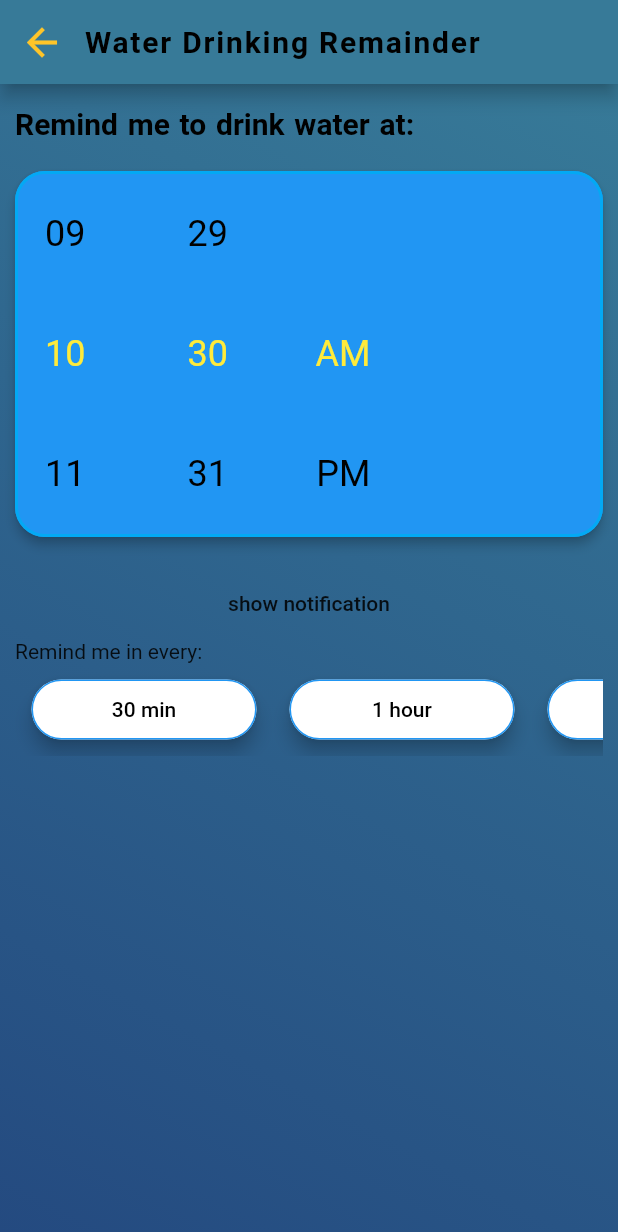
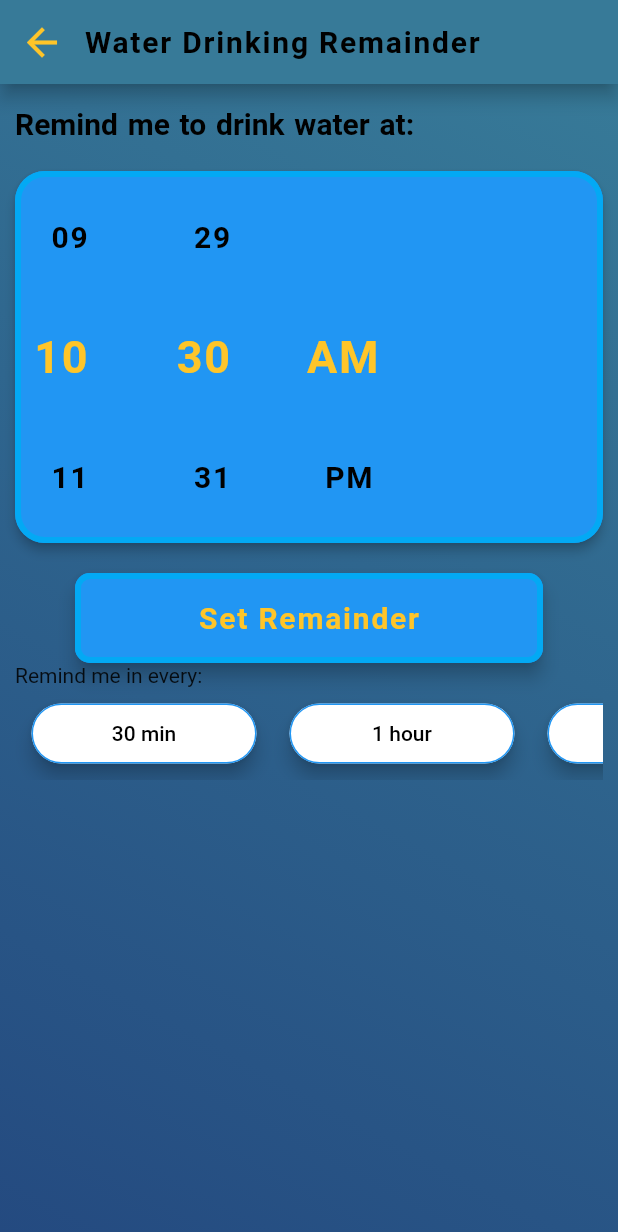
Before and after one commit to AshishAcharya083/NepaliFoodRecipe-Abandoned, a Flutter app: the screen it shows after launch, item 3 of the bottom bar chosen, after a tap on "WATER Drinking Remainder", on a phone screen of 412 x 824 dp. Shown: the top 1232 px of the screen. Run offline on Flutter 3.47's test engine with Material 2 defaults, Android fonts, the phone set to English and light mode, and no system bars; drawn by our look-alikes of custom_radio_grouped_button, flutter_time_picker_spinner; our stand-ins replace cached_network_image, carousel_slider, curved_navigation_bar, flutter_local_notifications, font_awesome_flutter, google_fonts and 2 more; missing offline and left inert: flutter_image; Roboto replaces fonts that are missing (Hind).

```diff
--- a/lib/Water_feature/WaterScreen.dart
+++ b/lib/Water_feature/WaterScreen.dart
@@ -30,8 +30,6 @@ class _WaterScreenState extends State<WaterScreen> {
     flutterLocalNotificationsPlugin = new FlutterLocalNotificationsPlugin();
     flutterLocalNotificationsPlugin.initialize(initializationSettings,
         onSelectNotification: onSelectNotification);
-
-    _scheduleNotification();
   }
 
   Future onSelectNotification(String payload) async {
@@ -90,16 +88,16 @@ class _WaterScreenState extends State<WaterScreen> {
                       child: Container(
                         decoration: BoxDecoration(
                             border: Border.all(
-                              width: 2,
+                              width: 4,
                               color: Colors.lightBlue,
                             ),
                             borderRadius: BorderRadius.circular(20)),
                         child: TimePickerSpinner(
                           is24HourMode: false,
                           normalTextStyle:
-                              TextStyle(fontSize: 24, color: Colors.black),
+                              kEnglishTextStyle,
                           highlightedTextStyle:
-                              TextStyle(fontSize: 24, color: Colors.yellow),
+                              kEnglishTextStyle.copyWith(color: kMainColor,fontSize: 30),
                           spacing: 50,
                           itemHeight: 80,
                           isForce2Digits: true,
@@ -111,13 +109,23 @@ class _WaterScreenState extends State<WaterScreen> {
                         ),
                       ),
                     ),
-                    FlatButton(
-                        onPressed: () async {
-                          // _showNotificationWithDefaultSound();
-                          await _scheduleNotification();
-                          // await _repeatNotification();
-                        },
-                        child: Text('show notification')),
+                    Padding(
+                      padding: const EdgeInsets.symmetric(horizontal: 40.0),
+                      child: ButtonTheme(
+                        height: 60,
+                        child: RaisedButton(
+                            elevation: 5,
+                            onPressed: () async {
+                              await _scheduleNotification(_dateTime);
+                            },
+                            color: Colors.blue,
+                            shape: RoundedRectangleBorder(
+                                side: BorderSide(
+                                    width: 4, color: Colors.lightBlue),
+                                borderRadius: BorderRadius.circular(10)),
+                            child: Text('Set Remainder',style: kEnglishTextStyle.copyWith(color: kMainColor),)),
+                      ),
+                    ),
                     Text('Remind me in every: '),
                     CustomCheckBoxGroup(
                       elevation: 5,
@@ -165,9 +173,9 @@ class _WaterScreenState extends State<WaterScreen> {
     );
   }
 
-  Future<void> _scheduleNotification() async {
-    var scheduledNotificationDateTime =
-        DateTime.now().add(Duration(seconds: 5));
+  Future<void> _scheduleNotification(DateTime scheduledDate) async {
+    var scheduledNotificationDateTime = scheduledDate;
+        // DateTime.now().add(Duration(seconds: 5));
 
     var androidPlatformChannelSpecifics = AndroidNotificationDetails(
       'your other channel id',
@@ -185,10 +193,10 @@ class _WaterScreenState extends State<WaterScreen> {
         'scheduled body',
         scheduledNotificationDateTime,
         platformChannelSpecifics);
+    print('Scheduled notification dateTime is ${DateTime.now()}');
   }
 
   Future<void> _repeatNotification() async {
-
     var androidPlatformChannelSpecifics = AndroidNotificationDetails(
         'repeating channel id',
         'repeating channel name',
--- a/lib/main.dart
+++ b/lib/main.dart
@@ -1,7 +1,5 @@
 import 'package:flutter/material.dart';
-import 'package:food/models/favorites_list.dart';
 import 'package:food/screens/landing_page.dart';
-import 'package:provider/provider.dart';
 import 'package:splashscreen/splashscreen.dart';
 
 void main() => runApp(MaterialApp(
@@ -10,7 +8,7 @@ void main() => runApp(MaterialApp(
         scaffoldBackgroundColor: Color(0xFFF5F5F5)),
     home: SplashScreen(
 
-    seconds: 10,
+    seconds: 0,
     navigateAfterSeconds: LandingPage(),
     title: new Text(
       '\n\n\Food Health and Recipes in\n\n Nepali',
```
Also changed, not shown: lib/screens/favorites_screen.dart (+35 -0 lines), lib/screens/list_screen.dart (+12 -6 lines).
